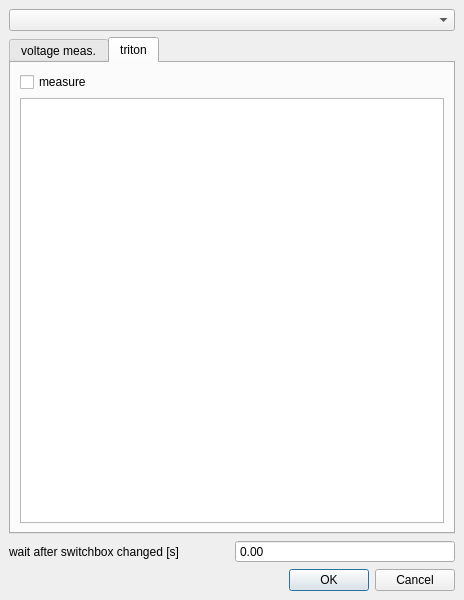
lasersphere/Tilda, file TildaHost/source/Interface/PreScanConfigUi/Ui_PreScanMain.ui: the form before one commit.
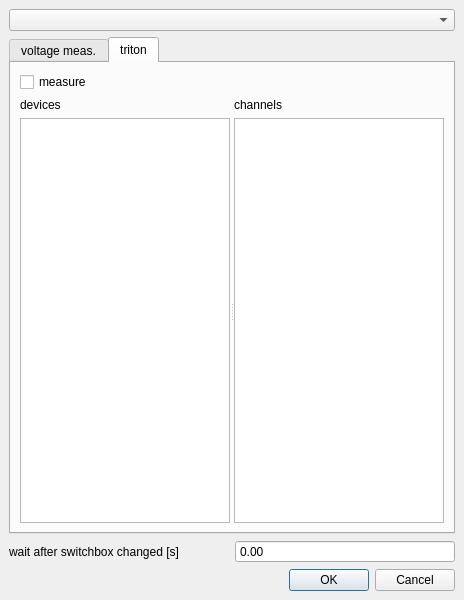
The form after the commit. The open tabs and pages were chosen to show the change.

Commit message: more progress with the triton link

What changed in the file:
```diff
--- a/TildaHost/source/Interface/PreScanConfigUi/Ui_PreScanMain.ui
+++ b/TildaHost/source/Interface/PreScanConfigUi/Ui_PreScanMain.ui
@@ -124,7 +124,7 @@
        <attribute name="title">
         <string>triton</string>
        </attribute>
-       <layout class="QVBoxLayout" name="verticalLayout_4">
+       <layout class="QVBoxLayout" name="verticalLayout_6">
         <item>
          <widget class="QCheckBox" name="checkBox_triton_measure">
           <property name="text">
@@ -133,7 +133,46 @@
          </widget>
         </item>
         <item>
-         <widget class="QTreeView" name="treeView_triton"/>
+         <widget class="QSplitter" name="splitter">
+          <property name="orientation">
+           <enum>Qt::Horizontal</enum>
+          </property>
+          <widget class="QWidget" name="">
+           <layout class="QVBoxLayout" name="verticalLayout_4">
+            <item>
+             <widget class="QLabel" name="label">
+              <property name="text">
+               <string>devices</string>
+              </property>
+             </widget>
+            </item>
+            <item>
+             <widget class="QListWidget" name="listWidget_devices">
+              <property name="sizePolicy">
+               <sizepolicy hsizetype="Expanding" vsizetype="Expanding">
+                <horstretch>0</horstretch>
+                <verstretch>0</verstretch>
+               </sizepolicy>
+              </property>
+             </widget>
+            </item>
+           </layout>
+          </widget>
+          <widget class="QWidget" name="">
+           <layout class="QVBoxLayout" name="verticalLayout_5">
+            <item>
+             <widget class="QLabel" name="label_channels">
+              <property name="text">
+               <string>channels</string>
+              </property>
+             </widget>
+            </item>
+            <item>
+             <widget class="QTableWidget" name="tableWidget_channels"/>
+            </item>
+           </layout>
+          </widget>
+         </widget>
         </item>
        </layout>
       </widget>
```
Left out of the diff: 2 changed lines with no effect on the pictures. The commit also changes 6 other files.
